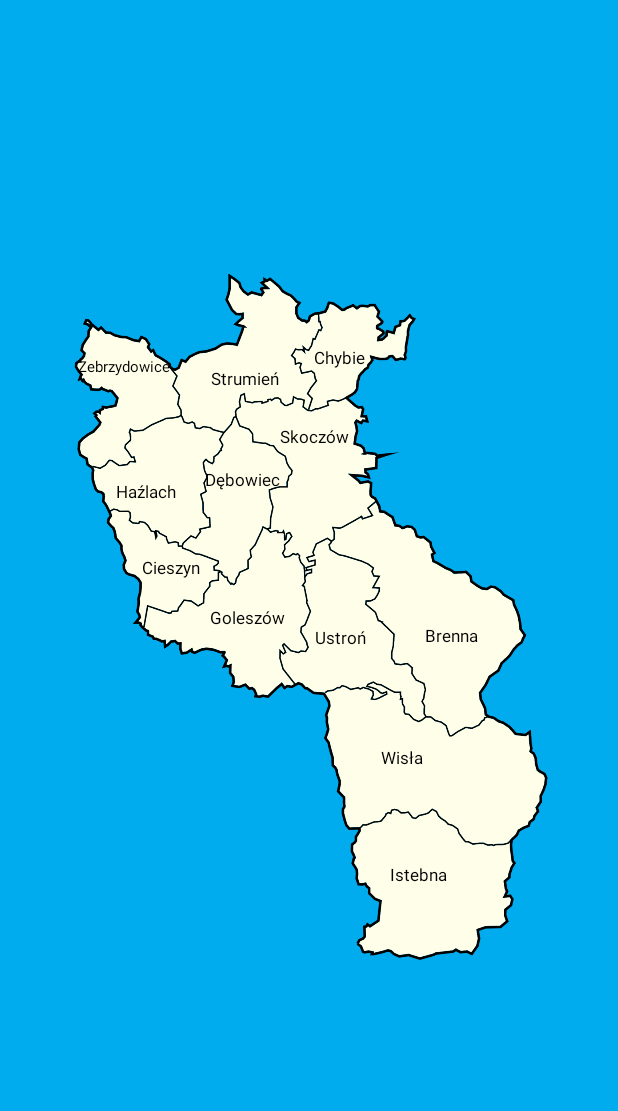
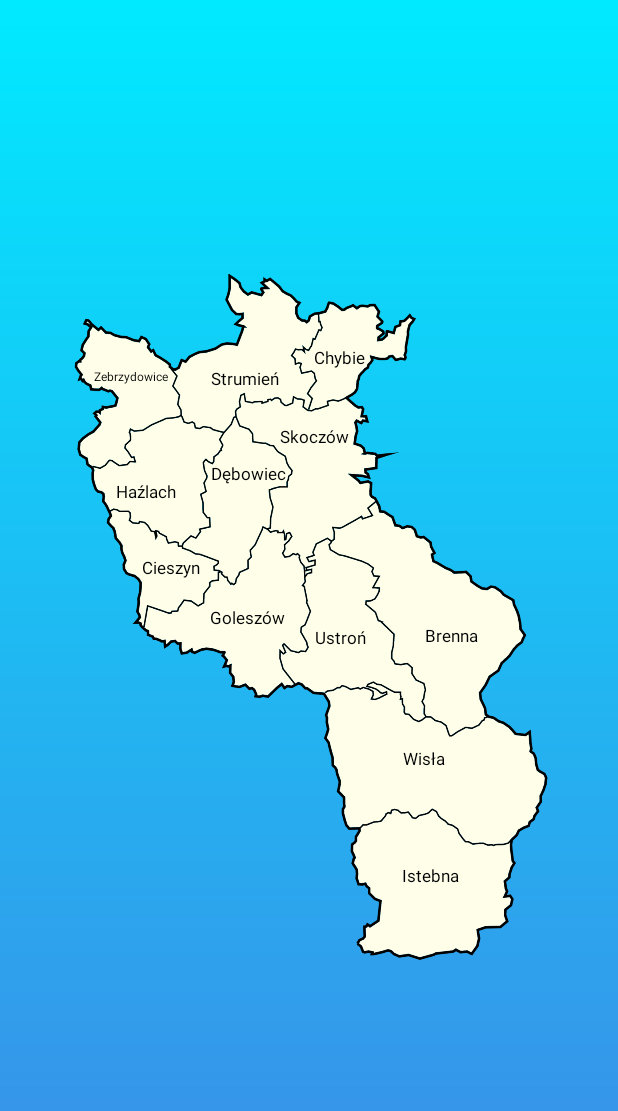
Before and after one commit to OskarCzyz/Pogoda, an Android app: the screen it shows after launch (MainActivity), on a phone screen of 412 x 824 dp. Shown: the top 1111 px of the screen. Run offline under Robolectric (Android 15) with nearby library versions, the phone set to English and light mode, and no system bars; Roboto replaces fonts that are not available here.

Commit message:
added gradient and minor animation fixes

```diff
--- a/app/src/main/java/com/example/pogoda/MainActivity.java
+++ b/app/src/main/java/com/example/pogoda/MainActivity.java
@@ -132,7 +132,7 @@ public class MainActivity extends AppCompatActivity implements View.OnClickListe
                 startActivity(intent);
                 overridePendingTransition(android.R.anim.fade_in, android.R.anim.fade_out);
             }
-        }, 1000); // Delay of 500 milliseconds
+        }, 1000); // Delay of 1000 milliseconds
 
     }
 
--- a/app/src/main/res/anim/scaleanimation.xml
+++ b/app/src/main/res/anim/scaleanimation.xml
@@ -2,9 +2,9 @@
     <scale
         android:fromXScale="0.8"
         android:fromYScale="0.8"
-        android:toXScale="1.5"
-        android:toYScale="1.5"
-        android:duration="1500"
+        android:toXScale="2.5"
+        android:toYScale="2.5"
+        android:duration="2000"
         android:pivotX="50%"
         android:pivotY="50%"
         android:fillBefore="true"
--- /dev/null
+++ b/app/src/main/res/drawable/background_gradient.xml
@@ -0,0 +1,12 @@
+<?xml version="1.0" encoding="utf-8"?>
+<shape xmlns:android="http://schemas.android.com/apk/res/android" android:shape="rectangle" >
+
+    <gradient
+        android:angle="90"
+        android:type="linear"
+        android:endColor="#00eaff"
+        android:startColor="#3c8ce7"
+        />
+
+
+</shape>
--- a/app/src/main/res/layout/activity_main.xml
+++ b/app/src/main/res/layout/activity_main.xml
@@ -4,7 +4,7 @@
     xmlns:tools="http://schemas.android.com/tools"
     android:layout_width="match_parent"
     android:layout_height="match_parent"
-    android:background="@color/light_blue"
+    android:background="@drawable/background_gradient"
 
     android:orientation="vertical"
     tools:context=".MainActivity">
@@ -56,20 +56,21 @@
 
     <TextView
         android:id="@+id/tvZebrzydowice"
-        android:layout_width="wrap_content"
-        android:textColor="@color/black"
-        android:layout_height="wrap_content"
+        android:layout_width="78dp"
+        android:layout_height="24dp"
         android:padding="5sp"
         android:text="Zebrzydowice"
-        android:textSize="10sp"
+        android:textColor="@color/black"
+        android:textSize="8sp"
         app:layout_constraintBottom_toBottomOf="@+id/imageView"
         app:layout_constraintEnd_toEndOf="parent"
 
-        app:layout_constraintHorizontal_bias="0.138"
+        app:layout_constraintHorizontal_bias="0.171"
 
         app:layout_constraintStart_toStartOf="parent"
         app:layout_constraintTop_toTopOf="@+id/imageView"
-        app:layout_constraintVertical_bias="0.162" />
+        app:layout_constraintVertical_bias="0.178"
+        tools:ignore="SmallSp" />
 
     <TextView
         android:padding="5sp"
@@ -87,49 +88,49 @@
         app:layout_constraintVertical_bias="0.256" />
 
     <TextView
-        android:padding="5sp"
         android:id="@+id/tvDebowiec"
         android:layout_width="wrap_content"
         android:layout_height="wrap_content"
+        android:padding="5sp"
         android:text="Dębowiec"
         android:textColor="@color/black"
         android:textSize="11sp"
         app:layout_constraintBottom_toBottomOf="@+id/imageView"
         app:layout_constraintEnd_toEndOf="parent"
-        app:layout_constraintHorizontal_bias="0.374"
+        app:layout_constraintHorizontal_bias="0.385"
         app:layout_constraintStart_toStartOf="parent"
         app:layout_constraintTop_toTopOf="@+id/imageView"
-        app:layout_constraintVertical_bias="0.313" />
+        app:layout_constraintVertical_bias="0.305" />
 
     <TextView
-        android:textColor="@color/black"
-        android:padding="5sp"
         android:id="@+id/tvIstebna"
         android:layout_width="wrap_content"
         android:layout_height="wrap_content"
+        android:padding="5sp"
         android:text="Istebna"
+        android:textColor="@color/black"
         android:textSize="11sp"
         app:layout_constraintBottom_toBottomOf="@+id/imageView"
         app:layout_constraintEnd_toEndOf="parent"
-        app:layout_constraintHorizontal_bias="0.701"
+        app:layout_constraintHorizontal_bias="0.723"
         app:layout_constraintStart_toStartOf="parent"
         app:layout_constraintTop_toTopOf="@+id/imageView"
-        app:layout_constraintVertical_bias="0.844" />
+        app:layout_constraintVertical_bias="0.845" />
 
     <TextView
-        android:padding="5sp"
         android:id="@+id/tvWisla"
         android:layout_width="wrap_content"
         android:layout_height="wrap_content"
+        android:padding="5sp"
         android:text="Wisła"
         android:textColor="@color/black"
         android:textSize="11sp"
         app:layout_constraintBottom_toBottomOf="@+id/imageView"
         app:layout_constraintEnd_toEndOf="parent"
-        app:layout_constraintHorizontal_bias="0.666"
+        app:layout_constraintHorizontal_bias="0.705"
         app:layout_constraintStart_toStartOf="parent"
         app:layout_constraintTop_toTopOf="@+id/imageView"
-        app:layout_constraintVertical_bias="0.687" />
+        app:layout_constraintVertical_bias="0.688" />
 
     <TextView
         android:padding="5sp"
```
